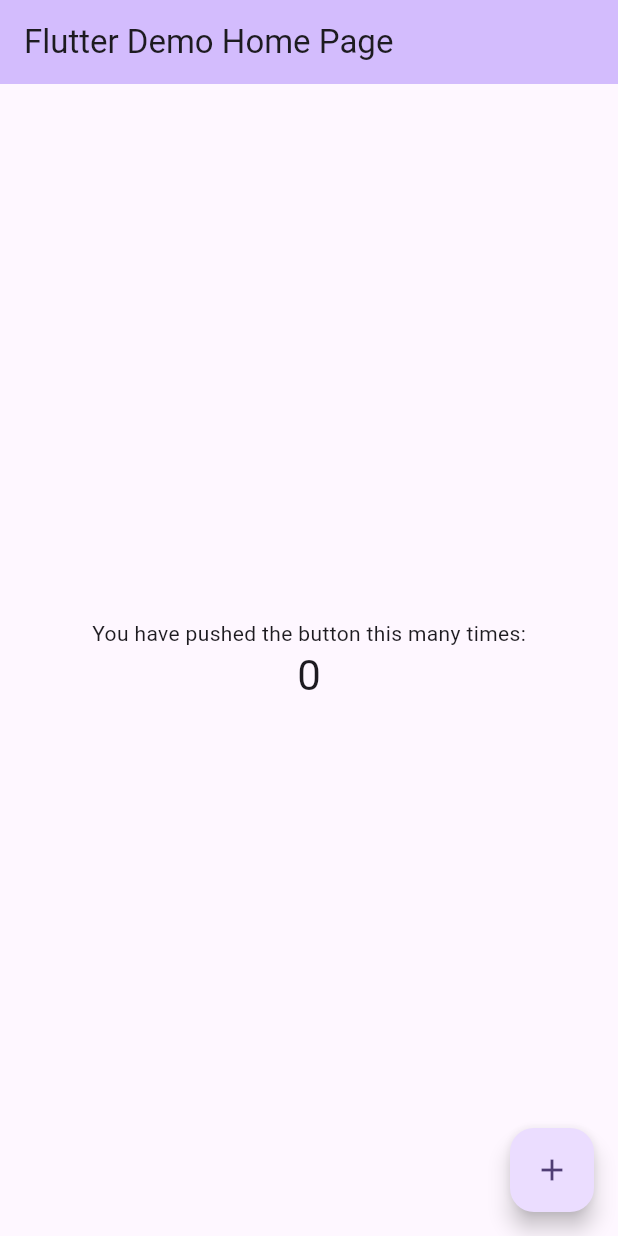
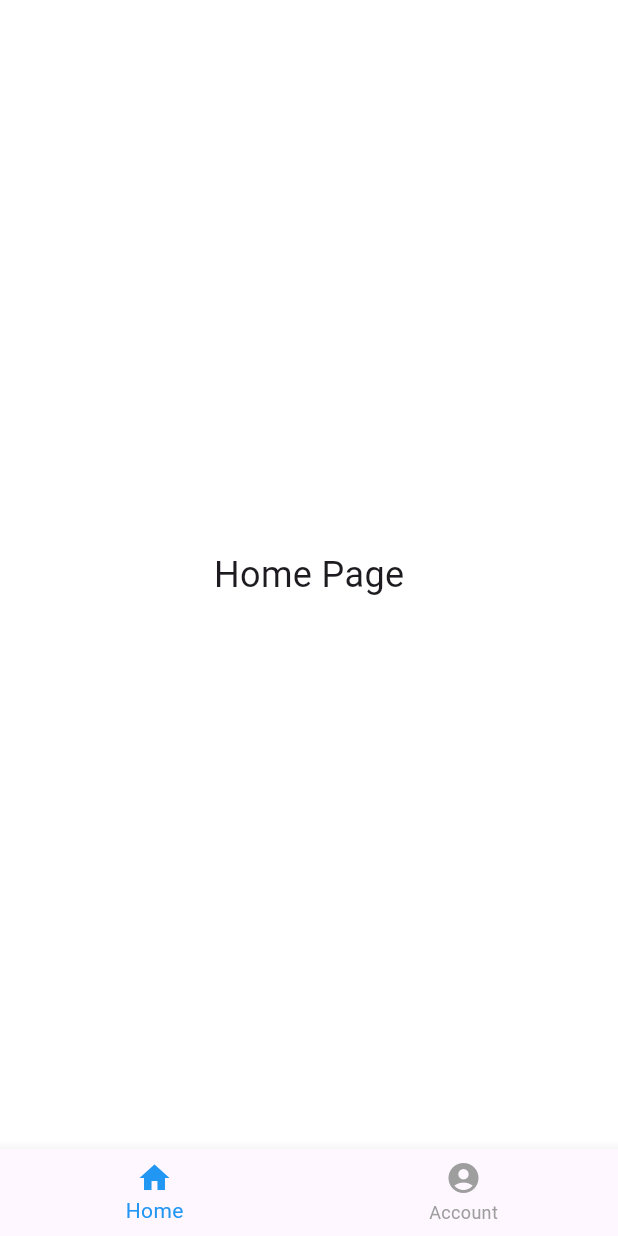
Before and after one commit to kosuri-indu/WanderGem, a Flutter app: the screen it shows after launch, on a phone screen of 412 x 824 dp. Run offline on Flutter 3.47's test engine with Material 3 defaults, Android fonts, the phone set to English and light mode, and no system bars.

Commit message:
navbar setup

```diff
--- a/frontend/lib/main.dart
+++ b/frontend/lib/main.dart
@@ -1,122 +1,21 @@
 import 'package:flutter/material.dart';
+import '../../views/pages/main_page.dart';
 
 void main() {
-  runApp(const MyApp());
+  runApp(MyApp());
 }
 
 class MyApp extends StatelessWidget {
-  const MyApp({super.key});
-
-  // This widget is the root of your application.
   @override
   Widget build(BuildContext context) {
     return MaterialApp(
-      title: 'Flutter Demo',
+      debugShowCheckedModeBanner: false,
+      title: 'WanderGem',
       theme: ThemeData(
-        // This is the theme of your application.
-        //
-        // TRY THIS: Try running your application with "flutter run". You'll see
-        // the application has a purple toolbar. Then, without quitting the app,
-        // try changing the seedColor in the colorScheme below to Colors.green
-        // and then invoke "hot reload" (save your changes or press the "hot
-        // reload" button in a Flutter-supported IDE, or press "r" if you used
-        // the command line to start the app).
-        //
-        // Notice that the counter didn't reset back to zero; the application
-        // state is not lost during the reload. To reset the state, use hot
-        // restart instead.
-        //
-        // This works for code too, not just values: Most code changes can be
-        // tested with just a hot reload.
-        colorScheme: ColorScheme.fromSeed(seedColor: Colors.deepPurple),
+        primarySwatch: Colors.blue,
+        scaffoldBackgroundColor: Colors.white,
       ),
-      home: const MyHomePage(title: 'Flutter Demo Home Page'),
+      home: MainPage(),
     );
   }
 }
-
-class MyHomePage extends StatefulWidget {
-  const MyHomePage({super.key, required this.title});
-
-  // This widget is the home page of your application. It is stateful, meaning
-  // that it has a State object (defined below) that contains fields that affect
-  // how it looks.
-
-  // This class is the configuration for the state. It holds the values (in this
-  // case the title) provided by the parent (in this case the App widget) and
-  // used by the build method of the State. Fields in a Widget subclass are
-  // always marked "final".
-
-  final String title;
-
-  @override
-  State<MyHomePage> createState() => _MyHomePageState();
-}
-
-class _MyHomePageState extends State<MyHomePage> {
-  int _counter = 0;
-
-  void _incrementCounter() {
-    setState(() {
-      // This call to setState tells the Flutter framework that something has
-      // changed in this State, which causes it to rerun the build method below
-      // so that the display can reflect the updated values. If we changed
-      // _counter without calling setState(), then the build method would not be
-      // called again, and so nothing would appear to happen.
-      _counter++;
-    });
-  }
-
-  @override
-  Widget build(BuildContext context) {
-    // This method is rerun every time setState is called, for instance as done
-    // by the _incrementCounter method above.
-    //
-    // The Flutter framework has been optimized to make rerunning build methods
-    // fast, so that you can just rebuild anything that needs updating rather
-    // than having to individually change instances of widgets.
-    return Scaffold(
-      appBar: AppBar(
-        // TRY THIS: Try changing the color here to a specific color (to
-        // Colors.amber, perhaps?) and trigger a hot reload to see the AppBar
-        // change color while the other colors stay the same.
-        backgroundColor: Theme.of(context).colorScheme.inversePrimary,
-        // Here we take the value from the MyHomePage object that was created by
-        // the App.build method, and use it to set our appbar title.
-        title: Text(widget.title),
-      ),
-      body: Center(
-        // Center is a layout widget. It takes a single child and positions it
-        // in the middle of the parent.
-        child: Column(
-          // Column is also a layout widget. It takes a list of children and
-          // arranges them vertically. By default, it sizes itself to fit its
-          // children horizontally, and tries to be as tall as its parent.
-          //
-          // Column has various properties to control how it sizes itself and
-          // how it positions its children. Here we use mainAxisAlignment to
-          // center the children vertically; the main axis here is the vertical
-          // axis because Columns are vertical (the cross axis would be
-          // horizontal).
-          //
-          // TRY THIS: Invoke "debug painting" (choose the "Toggle Debug Paint"
-          // action in the IDE, or press "p" in the console), to see the
-          // wireframe for each widget.
-          mainAxisAlignment: MainAxisAlignment.center,
-          children: <Widget>[
-            const Text('You have pushed the button this many times:'),
-            Text(
-              '$_counter',
-              style: Theme.of(context).textTheme.headlineMedium,
-            ),
-          ],
-        ),
-      ),
-      floatingActionButton: FloatingActionButton(
-        onPressed: _incrementCounter,
-        tooltip: 'Increment',
-        child: const Icon(Icons.add),
-      ), // This trailing comma makes auto-formatting nicer for build methods.
-    );
-  }
-}
--- /dev/null
+++ b/frontend/lib/views/pages/home_page.dart
@@ -0,0 +1,13 @@
+import 'package:flutter/material.dart';
+
+class HomePage extends StatelessWidget {
+  @override
+  Widget build(BuildContext context) {
+    return Center(
+      child: Text(
+        'Home Page',
+        style: TextStyle(fontSize: 24),
+      ),
+    );
+  }
+}
--- /dev/null
+++ b/frontend/lib/views/pages/main_page.dart
@@ -0,0 +1,48 @@
+import 'package:flutter/material.dart';
+import '../../views/pages/home_page.dart';
+
+class MainPage extends StatefulWidget {
+  @override
+  _MainScreenState createState() => _MainScreenState();
+}
+
+class _MainScreenState extends State<MainPage> {
+  int _selectedIndex = 0;
+
+  final List<Widget> _pages = [
+    HomePage(),
+    Center(child: Text('Account Page')),
+  ];
+
+  void _onItemTapped(int index) {
+    setState(() {
+      _selectedIndex = index;
+    });
+  }
+
+  @override
+  Widget build(BuildContext context) {
+    return Scaffold(
+      body: IndexedStack(
+        index: _selectedIndex,
+        children: _pages,
+      ),
+      bottomNavigationBar: BottomNavigationBar(
+        items: <BottomNavigationBarItem>[
+          BottomNavigationBarItem(
+            icon: Icon(Icons.home),
+            label: 'Home',
+          ),
+          BottomNavigationBarItem(
+            icon: Icon(Icons.account_circle),
+            label: 'Account',
+          ),
+        ],
+        currentIndex: _selectedIndex,
+        selectedItemColor: Colors.blue,
+        unselectedItemColor: Colors.grey,
+        onTap: _onItemTapped,
+      ),
+    );
+  }
+}
```
Also changed, not shown: frontend/pubspec.yaml (+3 -72 lines), frontend/pubspec.lock, 1 other file.
